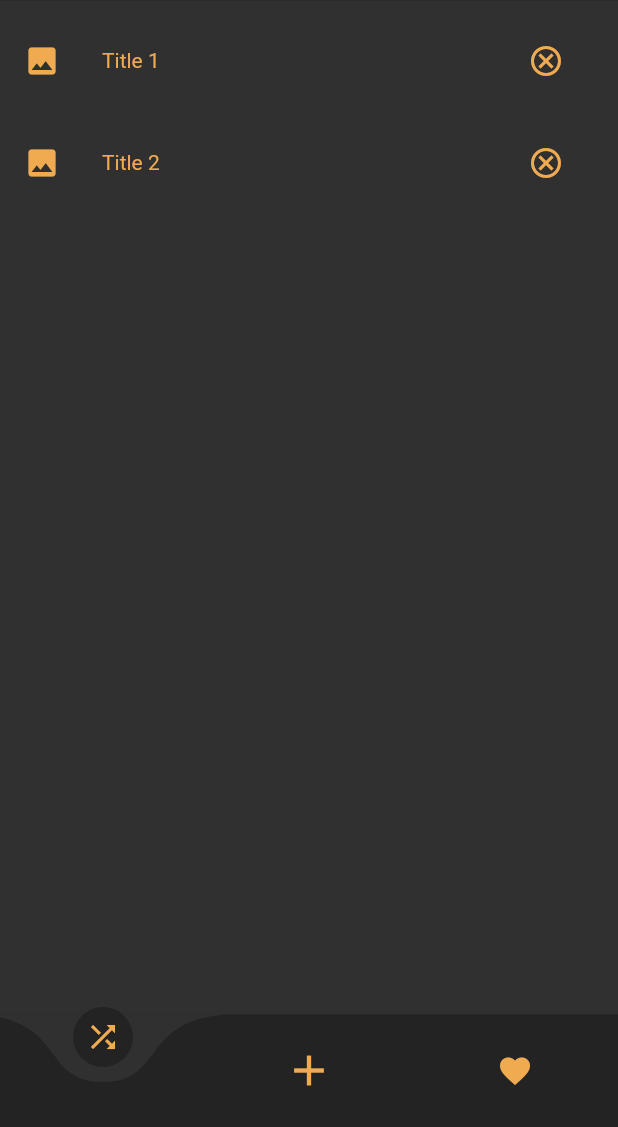
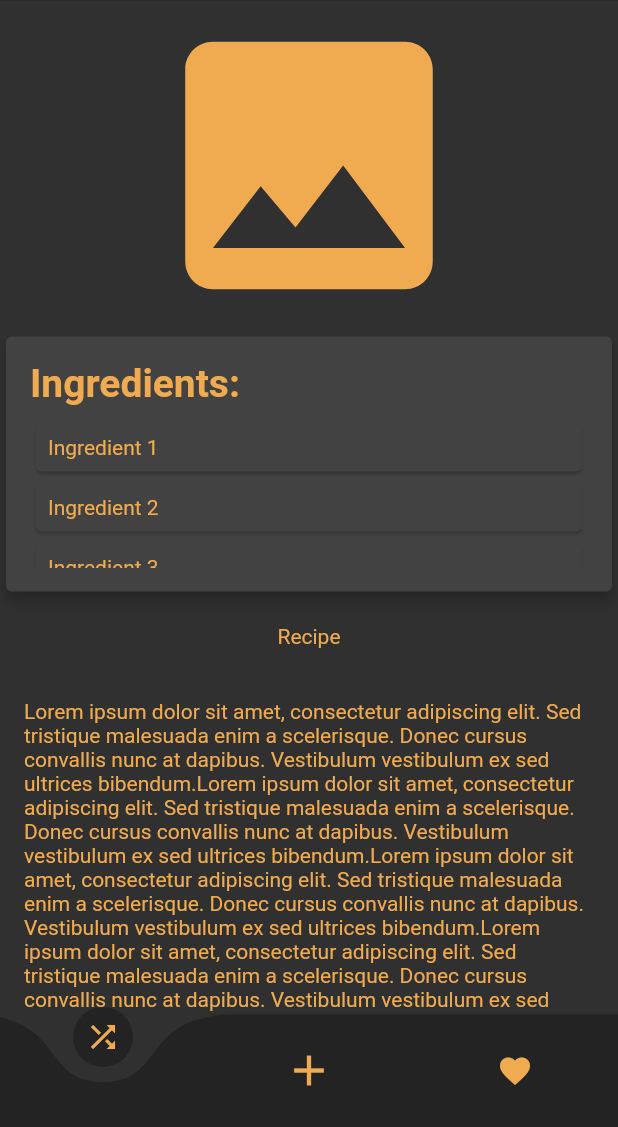
Before and after one commit to Vem0n/recipy, a Flutter app: the screen it shows after launch, on a phone screen of 412 x 824 dp, the part 109-1236 px from its top. Run offline on Flutter 3.47's test engine with Material 2 defaults, Android fonts, the phone set to English and light mode, and no system bars; drawn by our look-alikes of curved_navigation_bar; our stand-ins replace dio; Roboto replaces fonts that are missing (OpenSans).

Commit message:
Frontend code
Most of the graphic frontend code finished, logic to do

```diff
--- a/frontend/recipy/lib/main.dart
+++ b/frontend/recipy/lib/main.dart
@@ -7,6 +7,10 @@ import 'login.dart';
 import 'register.dart';
 import 'home_page.dart';
 import 'favourite.dart';
+import 'search_page.dart';
+import 'result_page.dart';
+import 'random_choice_page.dart';
+import 'recipe_page.dart';
 
 void main() {
   WidgetsFlutterBinding.ensureInitialized();
@@ -22,8 +26,8 @@ class MainApp extends StatefulWidget {
 }
 
 class _MainAppState extends State<MainApp> {
-  int currentIndex = 3;
-  final List<Widget> pages = [const LoginPage(), const RegistrationPage(), const HomePage(), FavouritePage()];
+  int currentIndex = 7;
+  final List<Widget> pages = [const LoginPage(), const RegistrationPage(), const HomePage(), FavouritePage(), SearchPage(), ResultPage(), RandomChoicePage(), RecipePage()];
 
   @override
   Widget build(BuildContext context) {
--- /dev/null
+++ b/frontend/recipy/lib/recipe_page.dart
@@ -0,0 +1,99 @@
+import 'package:flutter/material.dart';
+import 'package:provider/provider.dart';
+import 'theme.dart';
+
+class RecipePage extends StatefulWidget {
+  const RecipePage({Key? key}) : super(key: key);
+
+  @override
+  _RecipePageState createState() => _RecipePageState();
+}
+
+class _RecipePageState extends State<RecipePage> {
+  List<String> ingredients = [
+    'Ingredient 1',
+    'Ingredient 2',
+    'Ingredient 3',
+    'Ingredient 4',
+    'Ingredient 5',
+    'Ingredient 6',
+    'Ingredient 7',
+    'Ingredient 8',
+    'Ingredient 9',
+  ];
+
+  String instructions =
+      'Lorem ipsum dolor sit amet, consectetur adipiscing elit. Sed tristique malesuada enim a scelerisque. Donec cursus convallis nunc at dapibus. Vestibulum vestibulum ex sed ultrices bibendum.Lorem ipsum dolor sit amet, consectetur adipiscing elit. Sed tristique malesuada enim a scelerisque. Donec cursus convallis nunc at dapibus. Vestibulum vestibulum ex sed ultrices bibendum.Lorem ipsum dolor sit amet, consectetur adipiscing elit. Sed tristique malesuada enim a scelerisque. Donec cursus convallis nunc at dapibus. Vestibulum vestibulum ex sed ultrices bibendum.Lorem ipsum dolor sit amet, consectetur adipiscing elit. Sed tristique malesuada enim a scelerisque. Donec cursus convallis nunc at dapibus. Vestibulum vestibulum ex sed ultrices bibendum.';
+
+  @override
+  Widget build(BuildContext context) {
+    final themeModel = context.watch<ThemeModel>();
+
+    return Scaffold(
+      backgroundColor: themeModel.currentTheme.primaryColor,
+      body: SafeArea(
+        child: SingleChildScrollView(
+          child: Column(
+            children: [
+              IconTheme(
+                data: themeModel.currentTheme.iconTheme,
+                child: Icon(
+                  Icons.image,
+                  size: 220,
+                ),
+              ),
+              Card(
+                elevation: 4,
+                child: Padding(
+                  padding: const EdgeInsets.all(16.0),
+                  child: Column(
+                    crossAxisAlignment: CrossAxisAlignment.start,
+                    children: [
+                      Text(
+                        'Ingredients:',
+                        style: themeModel.currentTheme.textTheme.displayMedium,
+                      ),
+                      SizedBox(height: 8),
+                      SizedBox(
+                        height: 100,
+                        child: ListView.builder(
+                          itemCount: ingredients.length,
+                          itemBuilder: (BuildContext context, int index) {
+                            String ingredient = ingredients[index];
+                            return Card(
+                              child: Padding(
+                                padding: const EdgeInsets.all(8.0),
+                                child: Text(
+                                  ingredient,
+                                  style: themeModel.currentTheme.textTheme.bodyLarge,
+                                ),
+                              ),
+                            );
+                          },
+                        ),
+                      ),
+                    ],
+                  ),
+                ),
+              ),
+              Padding(
+                padding: const EdgeInsets.all(18.0),
+                child: Text(
+                  'Recipe',
+                  style: themeModel.currentTheme.textTheme.bodyLarge,
+                ),
+              ),
+              Padding(
+                padding: const EdgeInsets.all(16.0),
+                child: Text(
+                  instructions,
+                  style: themeModel.currentTheme.textTheme.bodyLarge,
+                ),
+              ),
+            ],
+          ),
+        ),
+      ),
+    );
+  }
+}
--- a/frontend/recipy/lib/theme.dart
+++ b/frontend/recipy/lib/theme.dart
@@ -9,6 +9,8 @@ class ThemeModel extends ChangeNotifier {
   static const Color secondaryColorDark = Color.fromARGB(255, 36, 35, 35);
   static const Color darkThemeTextColor = Color.fromARGB(255, 240, 171, 81);
   static const Color lightThemeTextColor = Color.fromARGB(255, 8, 8, 8);
+  static const Color darkThemeDisabledColor = Color.fromARGB(255, 131, 93, 93);
+  static const Color darkThemeEnabledColor = Color.fromARGB(255, 132, 145, 60);
 
   ThemeData _currentTheme = _buildDarkTheme();
 
@@ -27,7 +29,12 @@ class ThemeModel extends ChangeNotifier {
       canvasColor: secondaryColorLight,
       textTheme: const TextTheme(
           displayLarge: TextStyle(
-            fontSize: 24,
+              fontSize: 36,
+              fontWeight: FontWeight.bold,
+              fontFamily: 'OpenSans',
+              color: lightThemeTextColor),
+          displayMedium: TextStyle(
+              fontSize: 26,
               fontWeight: FontWeight.bold,
               fontFamily: 'OpenSans',
               color: lightThemeTextColor),
@@ -35,15 +42,12 @@ class ThemeModel extends ChangeNotifier {
               fontSize: 14,
               fontWeight: FontWeight.normal,
               fontFamily: 'OpenSans',
-          color: lightThemeTextColor
-        ),
+              color: lightThemeTextColor),
           bodySmall: TextStyle(
               fontSize: 12,
               fontWeight: FontWeight.normal,
               fontFamily: 'OpenSans',
-          color: lightThemeTextColor
-        )
-      ),
+              color: lightThemeTextColor)),
       // Define other light theme properties
     );
   }
@@ -60,19 +64,24 @@ class ThemeModel extends ChangeNotifier {
                 fontWeight: FontWeight.bold,
                 fontFamily: 'OpenSans',
                 color: darkThemeTextColor),
+            displayMedium: TextStyle(
+                fontSize: 26,
+                fontWeight: FontWeight.bold,
+                fontFamily: 'OpenSans',
+                color: darkThemeTextColor),
             bodyLarge: TextStyle(
                 fontSize: 14,
                 fontWeight: FontWeight.normal,
                 fontFamily: 'OpenSans',
-          color: darkThemeTextColor
-        ),
+                color: darkThemeTextColor),
             bodySmall: TextStyle(
                 fontSize: 12,
                 fontWeight: FontWeight.normal,
                 fontFamily: 'OpenSans',
-          color: darkThemeTextColor
-        )
-      ),
+                color: darkThemeTextColor)),
+        floatingActionButtonTheme: const FloatingActionButtonThemeData(
+            backgroundColor: darkThemeDisabledColor,
+            splashColor: darkThemeEnabledColor)
         // Define other dark theme properties
         );
   }
--- a/frontend/recipy/pubspec.yaml
+++ b/frontend/recipy/pubspec.yaml
@@ -12,6 +12,7 @@ dependencies:
   http: ^0.13.4
   provider: ^6.0.1
   curved_navigation_bar: ^1.0.3
+  dio: ^5.2.0+1
 
 dev_dependencies:
   flutter_test:
@@ -24,3 +25,5 @@ flutter:
     - assets/images/catDarkmode.png
     - assets/images/catLightmode.png
     - assets/images/footer.png
+    - assets/images/meat.png
+    - assets/images/vegan.png
```
Also changed, not shown: frontend/recipy/lib/random_choice_page.dart (added, +134 -0 lines), frontend/recipy/lib/result_page.dart (added, +108 -0 lines), frontend/recipy/lib/search_page.dart (added, +229 -0 lines), frontend/recipy/assets/images/meat.png (added), frontend/recipy/assets/images/vegan.png (added), 1 other file. Lines whose indentation alone changed are shown as unchanged.
